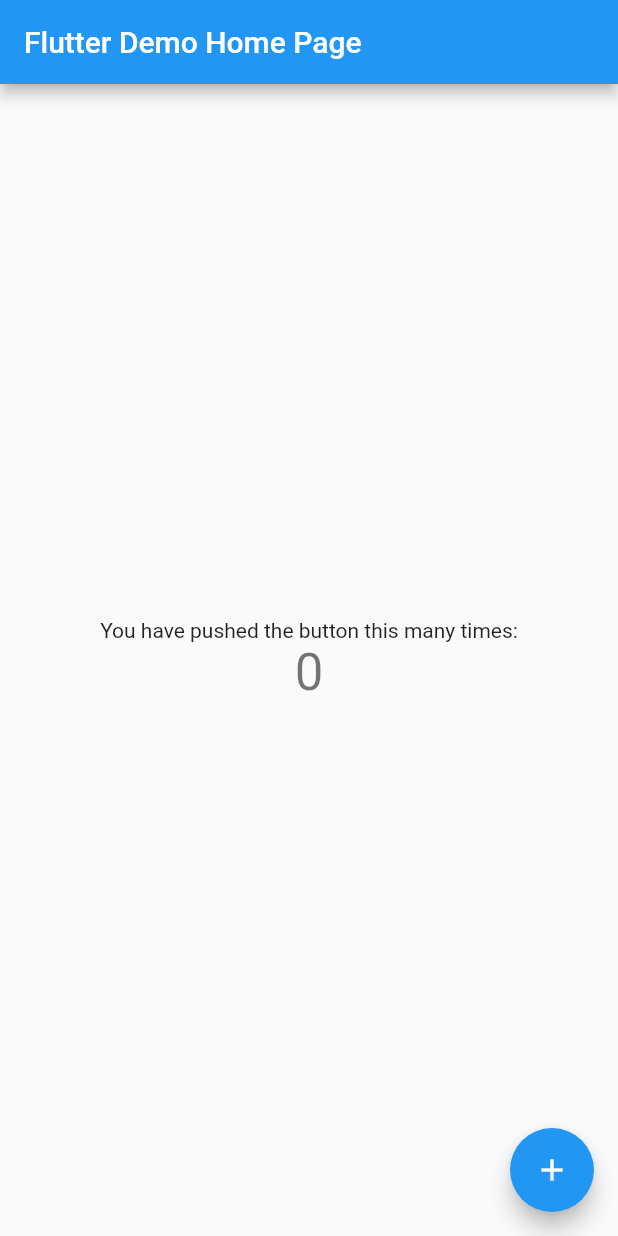
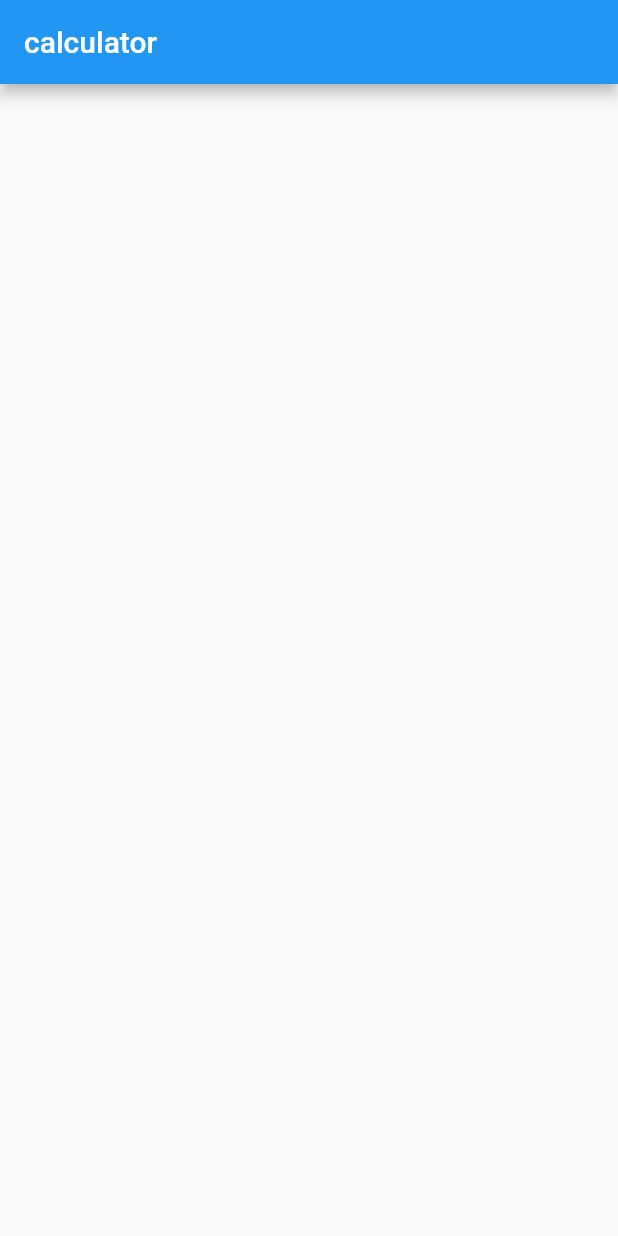
Before and after one commit to Obasphere/calculator-apk, a Flutter app: the screen it shows after launch, on a phone screen of 412 x 824 dp. Run offline on Flutter 3.47's test engine with Material 2 defaults, Android fonts, the phone set to English and light mode, and no system bars.

Commit message:
Add home_page dart

```diff
--- /dev/null
+++ b/lib/home_page.dart
@@ -0,0 +1,16 @@
+import 'package:flutter/material.dart';
+
+class HomePage extends StatefulWidget{
+  @override
+  State createState() => new HomePageState();
+}
+
+class HomePageState extends State<HomePage> {
+  @override
+  Widget build(BuildContext context) {
+    return new Scaffold(
+      appBar: new AppBar(
+        title: new Text("calculator"),
+    );
+  }
+}
--- a/lib/main.dart
+++ b/lib/main.dart
@@ -1,5 +1,5 @@
 import 'package:flutter/material.dart';
-
+import 'home_page.dart';
 void main() => runApp(MyApp());
 
 class MyApp extends StatelessWidget {
@@ -7,105 +7,9 @@ class MyApp extends StatelessWidget {
   @override
   Widget build(BuildContext context) {
     return MaterialApp(
-      title: 'Flutter Demo',
-      theme: ThemeData(
-        // This is the theme of your application.
-        //
-        // Try running your application with "flutter run". You'll see the
-        // application has a blue toolbar. Then, without quitting the app, try
-        // changing the primarySwatch below to Colors.green and then invoke
-        // "hot reload" (press "r" in the console where you ran "flutter run",
-        // or simply save your changes to "hot reload" in a Flutter IDE).
-        // Notice that the counter didn't reset back to zero; the application
-        // is not restarted.
-        primarySwatch: Colors.blue,
-      ),
-      home: MyHomePage(title: 'Flutter Demo Home Page'),
+      title: 'Calculator App',
+      theme: ThemeData(primarySwatch: Colors.blue),
+      home: HomePage(),
     );
   }
 }
-
-class MyHomePage extends StatefulWidget {
-  MyHomePage({Key key, this.title}) : super(key: key);
-
-  // This widget is the home page of your application. It is stateful, meaning
-  // that it has a State object (defined below) that contains fields that affect
-  // how it looks.
-
-  // This class is the configuration for the state. It holds the values (in this
-  // case the title) provided by the parent (in this case the App widget) and
-  // used by the build method of the State. Fields in a Widget subclass are
-  // always marked "final".
-
-  final String title;
-
-  @override
-  _MyHomePageState createState() => _MyHomePageState();
-}
-
-class _MyHomePageState extends State<MyHomePage> {
-  int _counter = 0;
-
-  void _incrementCounter() {
-    setState(() {
-      // This call to setState tells the Flutter framework that something has
-      // changed in this State, which causes it to rerun the build method below
-      // so that the display can reflect the updated values. If we changed
-      // _counter without calling setState(), then the build method would not be
-      // called again, and so nothing would appear to happen.
-      _counter++;
-    });
-  }
-
-  @override
-  Widget build(BuildContext context) {
-    // This method is rerun every time setState is called, for instance as done
-    // by the _incrementCounter method above.
-    //
-    // The Flutter framework has been optimized to make rerunning build methods
-    // fast, so that you can just rebuild anything that needs updating rather
-    // than having to individually change instances of widgets.
-    return Scaffold(
-      appBar: AppBar(
-        // Here we take the value from the MyHomePage object that was created by
-        // the App.build method, and use it to set our appbar title.
-        title: Text(widget.title),
-      ),
-      body: Center(
-        // Center is a layout widget. It takes a single child and positions it
-        // in the middle of the parent.
-        child: Column(
-          // Column is also layout widget. It takes a list of children and
-          // arranges them vertically. By default, it sizes itself to fit its
-          // children horizontally, and tries to be as tall as its parent.
-          //
-          // Invoke "debug painting" (press "p" in the console, choose the
-          // "Toggle Debug Paint" action from the Flutter Inspector in Android
-          // Studio, or the "Toggle Debug Paint" command in Visual Studio Code)
-          // to see the wireframe for each widget.
-          //
-          // Column has various properties to control how it sizes itself and
-          // how it positions its children. Here we use mainAxisAlignment to
-          // center the children vertically; the main axis here is the vertical
-          // axis because Columns are vertical (the cross axis would be
-          // horizontal).
-          mainAxisAlignment: MainAxisAlignment.center,
-          children: <Widget>[
-            Text(
-              'You have pushed the button this many times:',
-            ),
-            Text(
-              '$_counter',
-              style: Theme.of(context).textTheme.display1,
-            ),
-          ],
-        ),
-      ),
-      floatingActionButton: FloatingActionButton(
-        onPressed: _incrementCounter,
-        tooltip: 'Increment',
-        child: Icon(Icons.add),
-      ), // This trailing comma makes auto-formatting nicer for build methods.
-    );
-  }
-}
```
